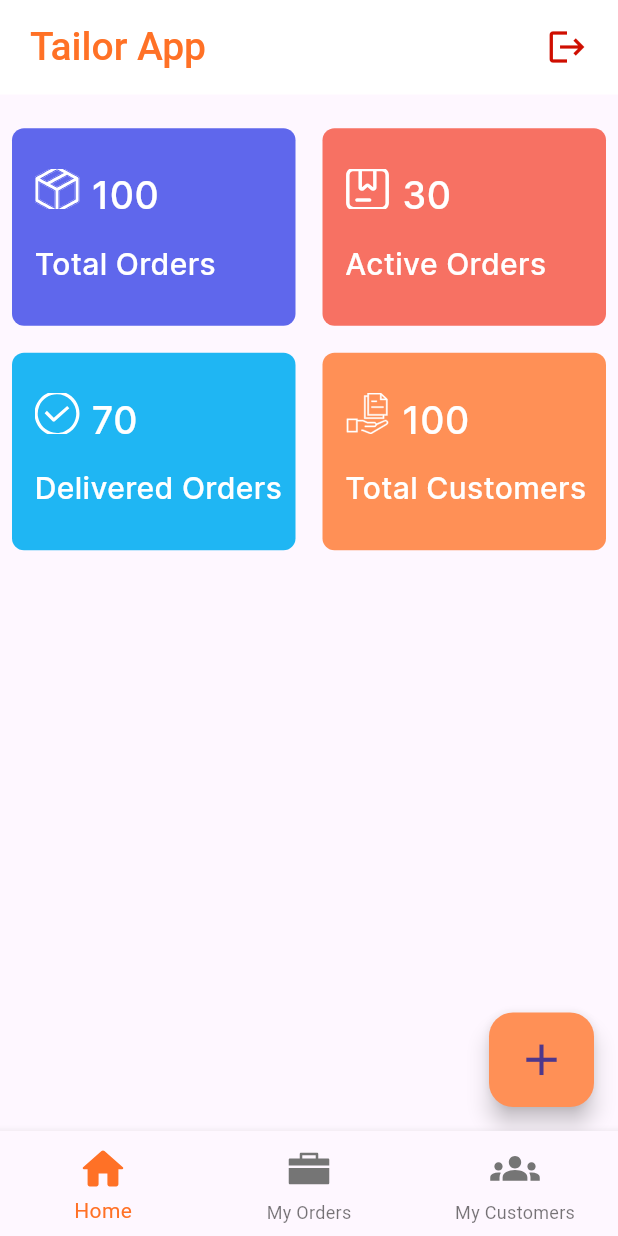
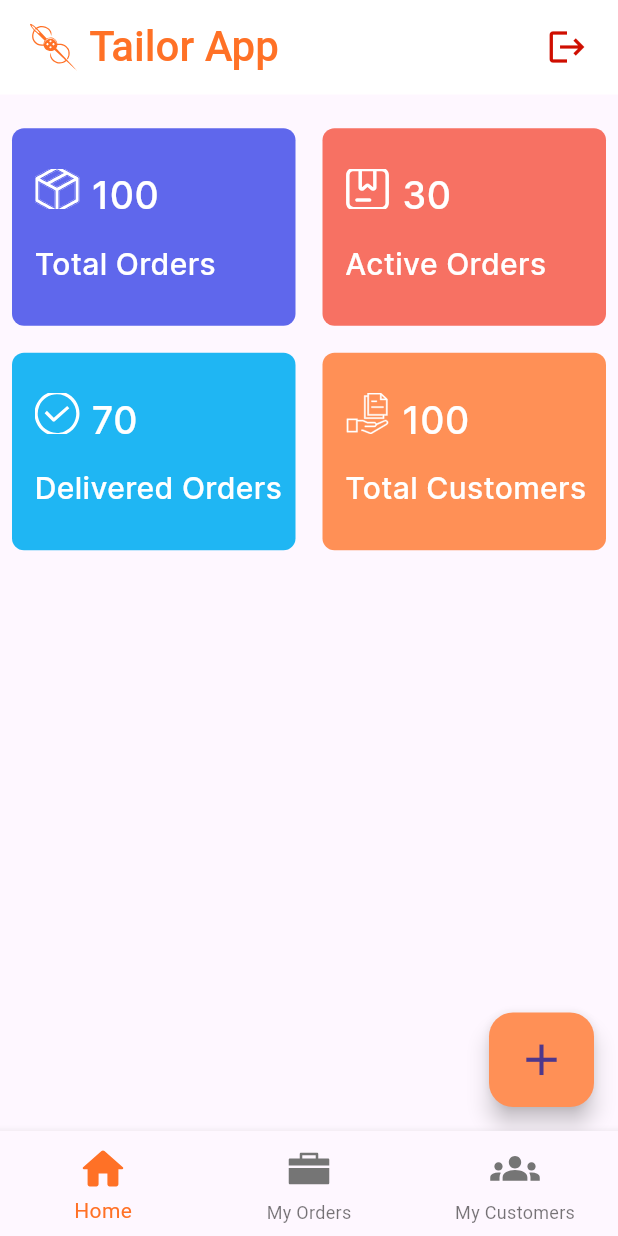
Before and after one commit to tanaysb20/tailor_app, a Flutter app: the LandingScreen screen opened directly, on a phone screen of 412 x 824 dp. Run offline on Flutter 3.47's test engine with Material 3 defaults, Android fonts, the phone set to English and light mode, and no system bars; our stand-ins replace flutter_easyloading, flutter_otp_text_field, flutter_screenutil, flutter_svg, shared_preferences; missing offline and left inert: month_year_picker; accounts and stored records are empty; project files that could hold a hidden picture were left out.

Commit message:
ui in progress

```diff
--- a/lib/Screens/landing_screen.dart
+++ b/lib/Screens/landing_screen.dart
@@ -68,12 +68,17 @@ class _OtpScreenState extends State<LandingScreen>
         titleSpacing: 20.w,
         centerTitle: false,
         title: currentIndexx == 0
-            ? Text("Tailor App",  style: TextStyle(
-                  fontSize: 26.sp,
+            ?  Row(
+              children: [
+                SvgPicture.asset("assets/logohome.svg",height: 35.h,fit: BoxFit.cover),
+                SizedBox(width: 8.w),
+                Text("Tailor App",  style: TextStyle(
+                  fontSize: 28.sp,
                   color: const Color(0xffFF7126),
                   fontWeight: FontWeight.w500,
                 ),)
-            // Image.asset("assets/fabicon.png", height: 35.h)
+              ],
+            )
             : Text(
                currentIndexx == 1
                     ? "My Orders":
```
Also changed, not shown: assets/logohome.svg (added).
